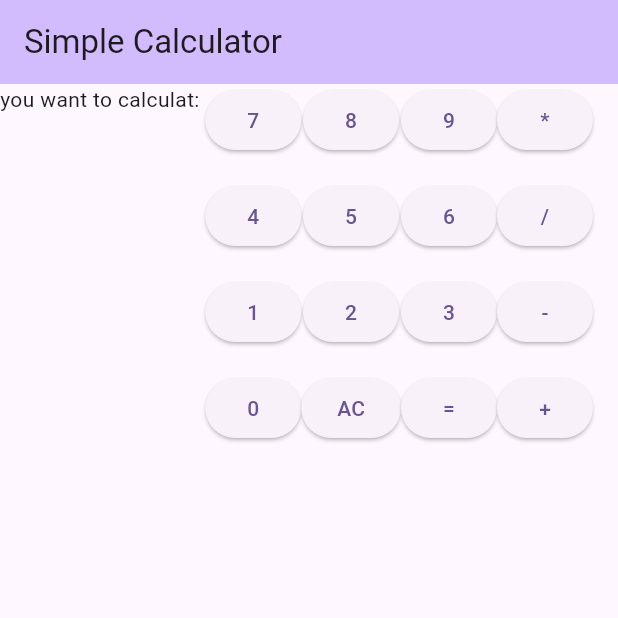
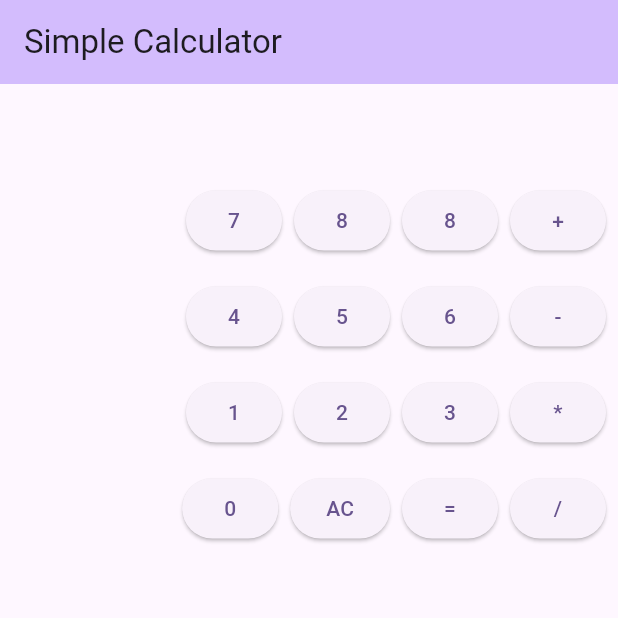
Before and after one commit to Huda162/calc_app, a Flutter app: the screen it shows after launch, on a phone screen of 412 x 824 dp, the top half of it. Run offline on Flutter 3.47's test engine with Material 2 defaults, Android fonts, the phone set to English and light mode, and no system bars; our stand-ins replace math_expressions.

Commit message:
fixing style

```diff
--- a/lib/main.dart
+++ b/lib/main.dart
@@ -70,113 +70,98 @@ class _MyHomePageState extends State<MyHomePage> {
         backgroundColor: Theme.of(context).colorScheme.inversePrimary,
         title: Text(widget.title),
       ),
-      body: Row(
-        children:[ Column(
+      body: Column(
+        children:[ Row(
           mainAxisAlignment: MainAxisAlignment.start,
           children: <Widget>[
-            const Text(
-              'you want to calculat: ',
-            ),
-            Text(
-               '$_operation',
-              style: Theme.of(context).textTheme.bodySmall,
-            ),
+            Padding(padding: EdgeInsets.all(15.0),
+              child: Text(
+                '$_operation',
+                style: TextStyle(fontWeight: FontWeight.bold, fontSize: 20.0)
+              ),
+            )
           ],
         ),
-          Row(
+          Column(
+            mainAxisAlignment: MainAxisAlignment.start,
             children: [
-              Column(
+              ButtonBar(
                 children: [
                   ElevatedButton(
                     onPressed: () {_updateOperation("7");},
                     child: Text("7"),
                   ),
-                  SizedBox(height: 16),
+                  ElevatedButton(
+                    onPressed: () {_updateOperation("8");},
+                    child: Text("8"),
+                  ),
+                  ElevatedButton(
+                    onPressed: () {_updateOperation("8");},
+                    child: Text("8"),
+                  ),
+                  ElevatedButton(
+                    onPressed: () {_updateOperation("+");},
+                    child: Text("+"),
+                  ),
+                ],
+              ),
+              ButtonBar(
+                children: [
                   ElevatedButton(
                     onPressed: () {_updateOperation("4");},
                     child: Text("4"),
                   ),
-                  SizedBox(height: 16),
+                  ElevatedButton(
+                    onPressed: () {_updateOperation("5");},
+                    child: Text("5"),
+                  ),
+                  ElevatedButton(
+                    onPressed: () {_updateOperation("6");},
+                    child: Text("6"),
+                  ),
+                  ElevatedButton(
+                    onPressed: () {_updateOperation("-");},
+                    child: Text("-"),
+                  ),
+                ],
+              ),
+              ButtonBar(
+                children: [
                   ElevatedButton(
                     onPressed: () {_updateOperation("1");},
                     child: Text("1"),
                   ),
-                  SizedBox(height: 16),
+                  ElevatedButton(
+                    onPressed: () {_updateOperation("2");},
+                    child: Text("2"),
+                  ),
+                  ElevatedButton(
+                    onPressed: () {_updateOperation("3");},
+                    child: Text("3"),
+                  ),
+                  ElevatedButton(
+                    onPressed: () {_updateOperation("*");},
+                    child: Text("*"),
+                  ),
+                ],
+              ),
+              ButtonBar(
+                children: [
                   ElevatedButton(
                     onPressed: () {_updateOperation("0");},
                     child: Text("0"),
                   ),
-                ],
-              ),
-              SizedBox(height: 16),
-              Column(
-                children: [
-                  ElevatedButton(
-                    onPressed: () {_updateOperation("8");},
-                    child: Text("8"),
-                  ),
-                  SizedBox(height: 16),
-                  ElevatedButton(
-                    onPressed: () {_updateOperation("5");},
-                    child: Text("5"),
-                  ),
-                  SizedBox(height: 16),
-                  ElevatedButton(
-                    onPressed: () {_updateOperation("2");},
-                    child: Text("2"),
-                  ),
-                  SizedBox(height: 16),
                   ElevatedButton(
                     onPressed: _clearOperation,
                     child: Text("AC"),
                   ),
-                ],
-              ),
-              SizedBox(height: 16),
-              Column(
-                children: [
-                  ElevatedButton(
-                    onPressed: () {_updateOperation("9");},
-                    child: Text("9"),
-                  ),
-                  SizedBox(height: 16),
-                  ElevatedButton(
-                    onPressed: () {_updateOperation("6");},
-                    child: Text("6"),
-                  ),
-                  SizedBox(height: 16),
-                  ElevatedButton(
-                    onPressed: () {_updateOperation("3");},
-                    child: Text("3"),
-                  ),
-                  SizedBox(height: 16),
                   ElevatedButton(
                     onPressed: () {_updateOperation("=");},
                     child: Text("="),
                   ),
-                ],
-              ),
-              SizedBox(height: 16),
-              Column(
-                children: [
-                  ElevatedButton(
-                    onPressed: () {_updateOperation("*");},
-                    child: Text("*"),
-                  ),
-                  SizedBox(height: 16),
                   ElevatedButton(
                     onPressed: () {_updateOperation("/");},
                     child: Text("/"),
-                  ),
-                  SizedBox(height: 16),
-                  ElevatedButton(
-                    onPressed: () {_updateOperation("-");},
-                    child: Text("-"),
-                  ),
-                  SizedBox(height: 16),
-                  ElevatedButton(
-                    onPressed: () {_updateOperation("+");},
-                    child: Text("+"),
                   ),
                 ],
               ),
```
